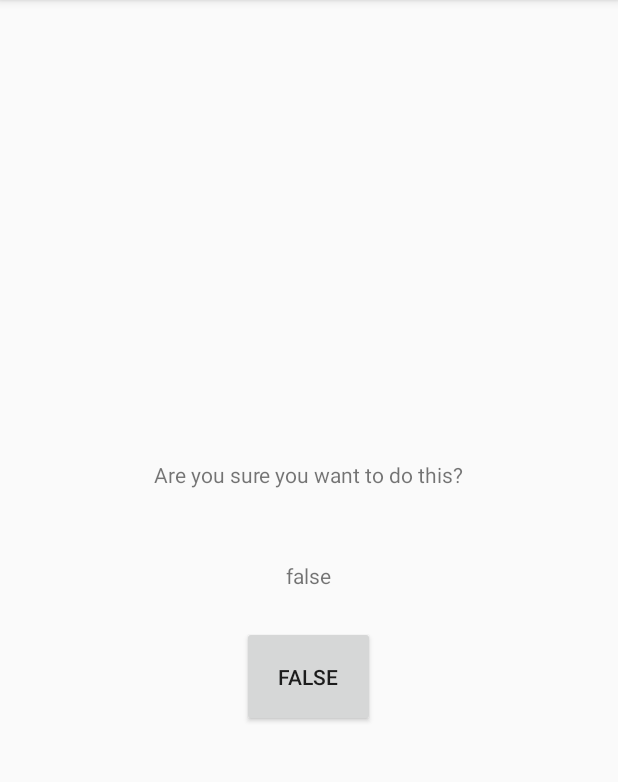
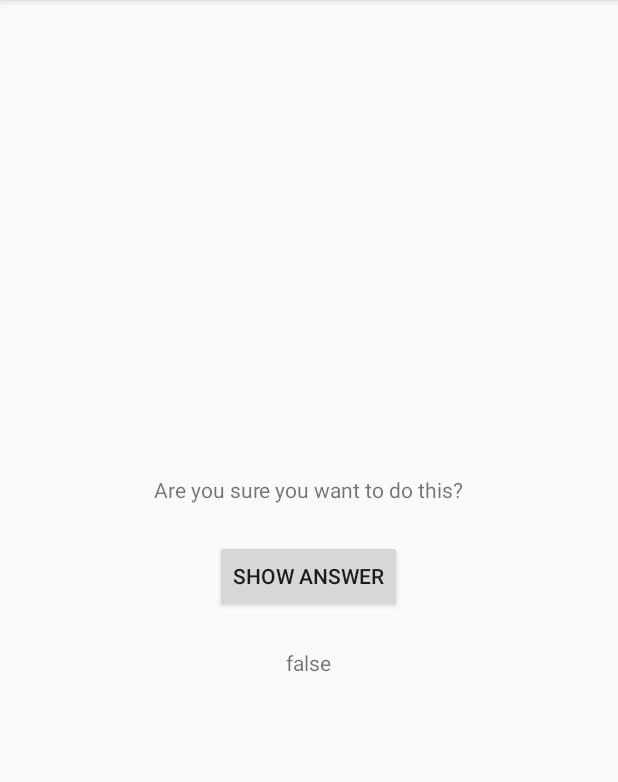
Before and after one commit to copperstick6/Android-CS361M-BNR, an Android app: the CheatActivity screen opened directly, with no data from a screen before it, on a phone screen of 412 x 824 dp, the part 84-866 px from its top. Run offline under Robolectric (Android 15) with nearby library versions, the phone set to English and light mode, and no system bars.

Commit message:
error with showAnswer

```diff
--- a/Projects/GeoQuiz/app/src/main/res/layout/activity_cheat.xml
+++ b/Projects/GeoQuiz/app/src/main/res/layout/activity_cheat.xml
@@ -13,15 +13,15 @@
         android:padding="24dp"
         android:layout_width="wrap_content"
         android:layout_height="wrap_content"/>
+    <Button
+        android:id = "@+id/show_answer_button"
+        android:text = "@string/show_answer_button"
+        android:layout_width="wrap_content"
+        android:layout_height="wrap_content"/>
     <TextView
         android:text = "@+id/answer_text_view"
         android:padding="24dp"
         android:layout_width="wrap_content"
         android:layout_height="wrap_content"
         tools:text = "Answer"/>
-    <Button
-        android:text = "@+id/show_answer_button"
-        android:padding="24dp"
-        android:layout_width="wrap_content"
-        android:layout_height="wrap_content"/>
 </LinearLayout>
```
